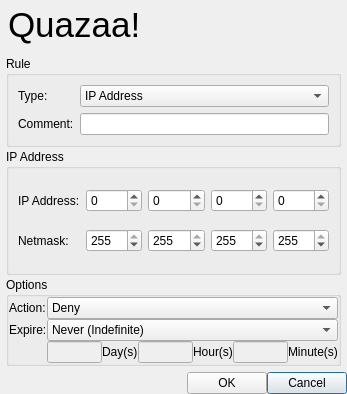
First picture: the form in trunk/Quazaa/UI/dialogaddrule.ui, repository c3c/quazaa, before the edit.
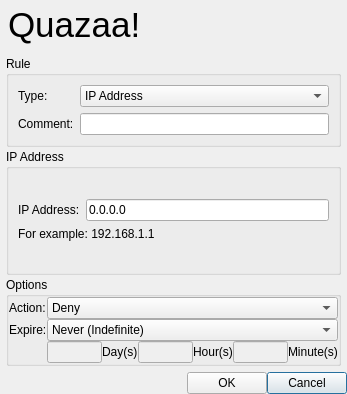
Second picture: the form after the edit. Icons and pictures are not drawn.

Commit message: Some work on the rule adding dialog.

What changed in the file:
```diff
--- a/trunk/Quazaa/UI/dialogaddrule.ui
+++ b/trunk/Quazaa/UI/dialogaddrule.ui
@@ -338,88 +338,61 @@
             <property name="title">
              <string>IP Address</string>
             </property>
-            <layout class="QGridLayout" name="gridLayout_6">
+            <layout class="QGridLayout" name="gridLayout_3">
              <item row="0" column="0">
-              <widget class="QLabel" name="labelIPAddress">
-               <property name="text">
-                <string>IP Address:</string>
-               </property>
-              </widget>
-             </item>
-             <item row="1" column="0">
-              <widget class="QLabel" name="labelNetmask">
-               <property name="text">
-                <string>Netmask:</string>
-               </property>
-              </widget>
-             </item>
-             <item row="0" column="2">
-              <widget class="QSpinBox" name="spinBoxIP1">
-               <property name="maximum">
-                <number>255</number>
-               </property>
-              </widget>
-             </item>
-             <item row="0" column="3">
-              <widget class="QSpinBox" name="spinBoxIP2">
-               <property name="maximum">
-                <number>255</number>
-               </property>
-              </widget>
-             </item>
-             <item row="0" column="4">
-              <widget class="QSpinBox" name="spinBoxIP3">
-               <property name="maximum">
-                <number>255</number>
-               </property>
-              </widget>
-             </item>
-             <item row="0" column="5">
-              <widget class="QSpinBox" name="spinBoxIP4">
-               <property name="maximum">
-                <number>255</number>
-               </property>
-              </widget>
-             </item>
-             <item row="1" column="2">
-              <widget class="QSpinBox" name="spinBoxNetmask1">
-               <property name="maximum">
-                <number>255</number>
-               </property>
-               <property name="value">
-                <number>255</number>
-               </property>
-              </widget>
-             </item>
-             <item row="1" column="3">
-              <widget class="QSpinBox" name="spinBoxNetmask2">
-               <property name="maximum">
-                <number>255</number>
-               </property>
-               <property name="value">
-                <number>255</number>
-               </property>
-              </widget>
-             </item>
-             <item row="1" column="4">
-              <widget class="QSpinBox" name="spinBoxNetmask3">
-               <property name="maximum">
-                <number>255</number>
-               </property>
-               <property name="value">
-                <number>255</number>
-               </property>
-              </widget>
-             </item>
-             <item row="1" column="5">
-              <widget class="QSpinBox" name="spinBoxNetmask4">
-               <property name="maximum">
-                <number>255</number>
-               </property>
-               <property name="value">
-                <number>255</number>
-               </property>
-              </widget>
+              <layout class="QGridLayout" name="gridLayout_6">
+               <item row="0" column="0">
+                <spacer name="verticalSpacer_2">
+                 <property name="orientation">
+                  <enum>Qt::Vertical</enum>
+                 </property>
+                 <property name="sizeHint" stdset="0">
+                  <size>
+                   <width>20</width>
+                   <height>40</height>
+                  </size>
+                 </property>
+                </spacer>
+               </item>
+               <item row="1" column="0">
+                <layout class="QHBoxLayout" name="horizontalLayout_3">
+                 <item>
+                  <widget class="QLabel" name="labelIPAddress">
+                   <property name="text">
+                    <string>IP Address:</string>
+                   </property>
+                  </widget>
+                 </item>
+                 <item>
+                  <widget class="QLineEdit" name="lineEditIP">
+                   <property name="text">
+                    <string>0.0.0.0</string>
+                   </property>
+                  </widget>
+                 </item>
+                </layout>
+               </item>
+               <item row="2" column="0">
+                <widget class="QLabel" name="labelExampleInput">
+                 <property name="text">
+                  <string>For example: 192.168.1.1</string>
+                 </property>
+                </widget>
+               </item>
+               <item row="3" column="0">
+                <spacer name="verticalSpacer">
+                 <property name="orientation">
+                  <enum>Qt::Vertical</enum>
+                 </property>
+                 <property name="sizeHint" stdset="0">
+                  <size>
+                   <width>20</width>
+                   <height>40</height>
+                  </size>
+                 </property>
+                </spacer>
+               </item>
+              </layout>
              </item>
             </layout>
            </widget>
```
Left out of the diff: 109 changed lines with no effect on the pictures. The commit also changes 1 other file.
